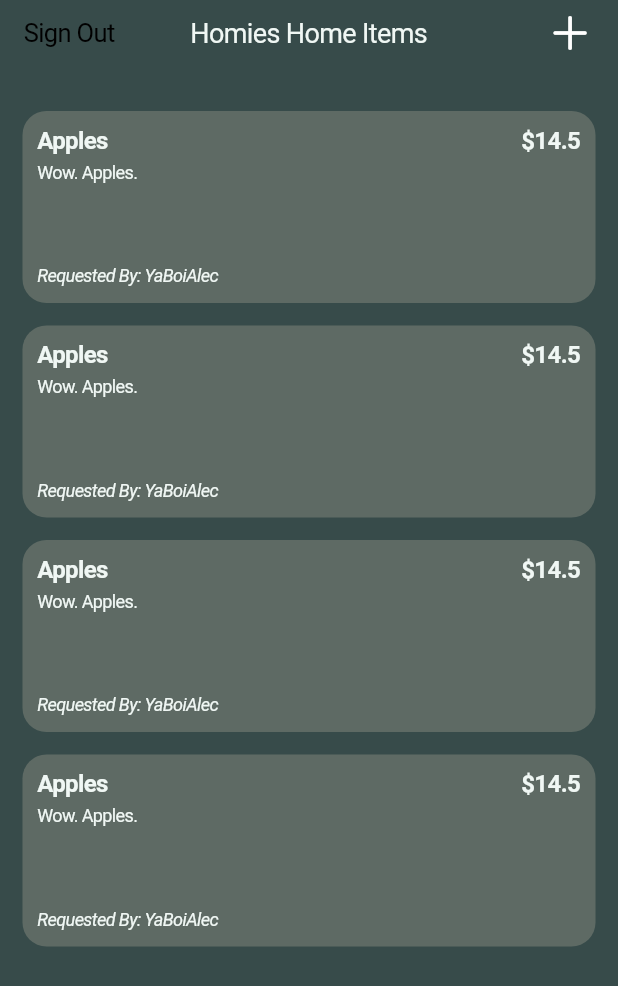
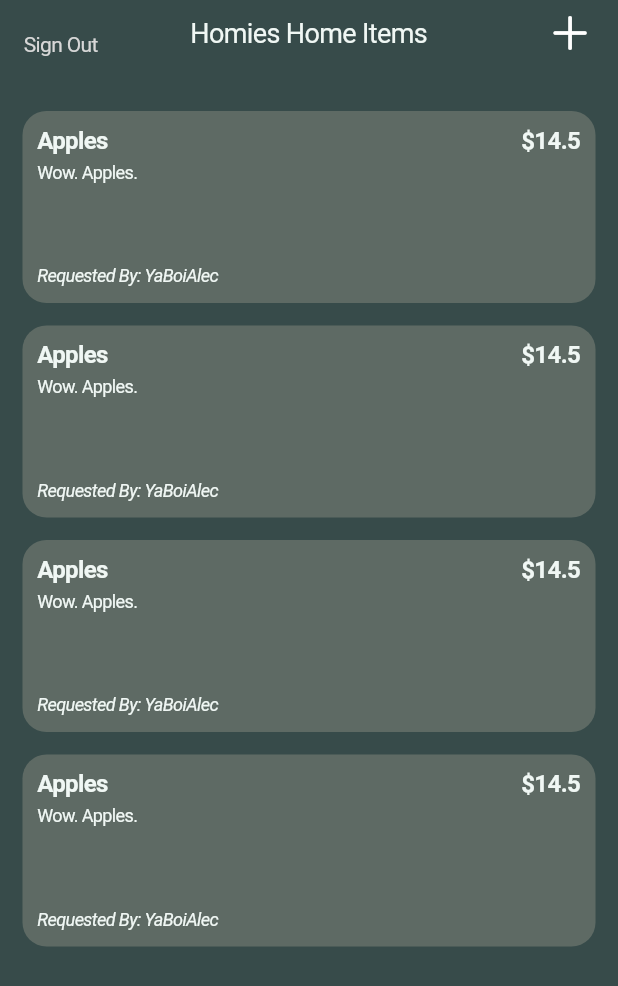
Before and after one commit to adilanchian/Homies, a Flutter app: the screen it shows once a user with an empty profile is signed in, on a phone screen of 412 x 824 dp. Shown: the top 986 px of the screen. Run offline on Flutter 3.47's test engine with Material 2 defaults, Android fonts, the phone set to English and light mode, and no system bars; our stand-ins replace cloud_firestore, firebase_auth, fluttertoast; accounts and stored records are empty.

Commit message:
Fixing signout button style

```diff
--- a/lib/widgets/homiesListPage.dart
+++ b/lib/widgets/homiesListPage.dart
@@ -14,7 +14,13 @@ class HomiesListPage extends StatelessWidget {
         backgroundColor: CupertinoColors.darkBackgroundGray,
         automaticallyImplyLeading: false,
         leading: GestureDetector(
-            child: Text('Sign Out'),
+            child: Padding(
+              padding: const EdgeInsets.only(top: 15.0),
+              child: Text(
+                'Sign Out',
+                style: Styles.subtitleTextStyle,
+              ),
+            ),
             onTap: () {
               print('Signing out...');
               FirebaseAuth.instance.signOut();
--- a/lib/widgets/homiesRegisterPage.dart
+++ b/lib/widgets/homiesRegisterPage.dart
@@ -6,7 +6,6 @@ import 'package:fluttertoast/fluttertoast.dart';
 import 'package:homies/firestore/firestoreActions.dart';
 
 import 'package:homies/models/user.dart';
-import 'package:homies/widgets/homiesListPage.dart';
 import '../styles.dart';
 
 class HomiesRegisterPage extends StatelessWidget {
```
